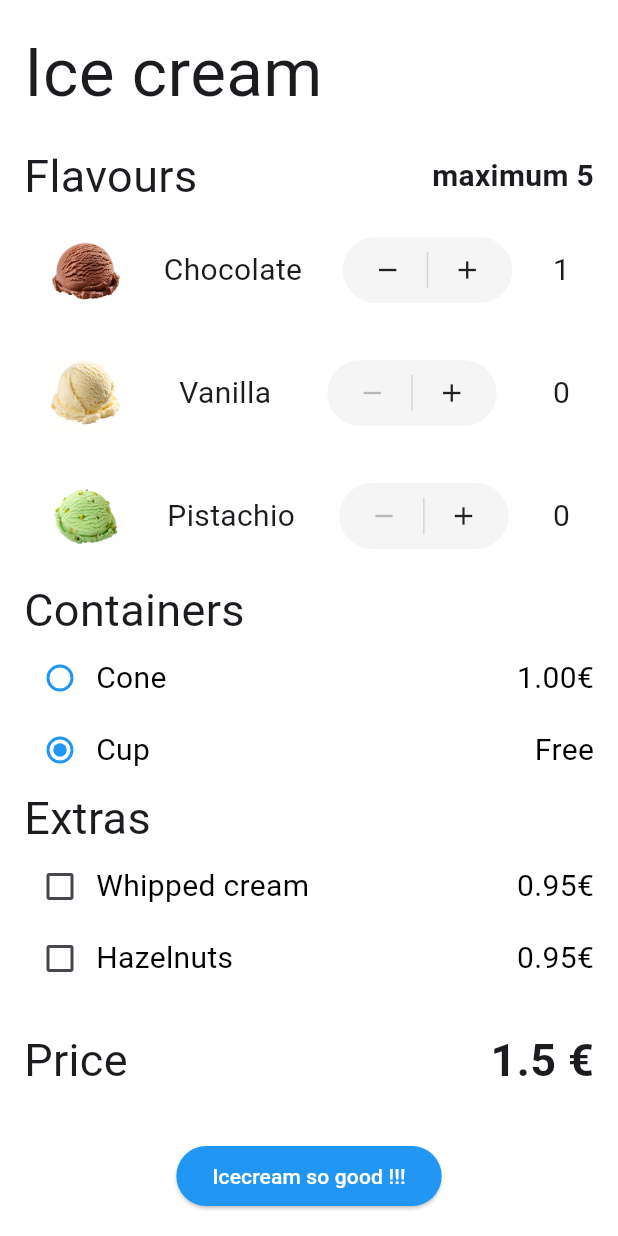
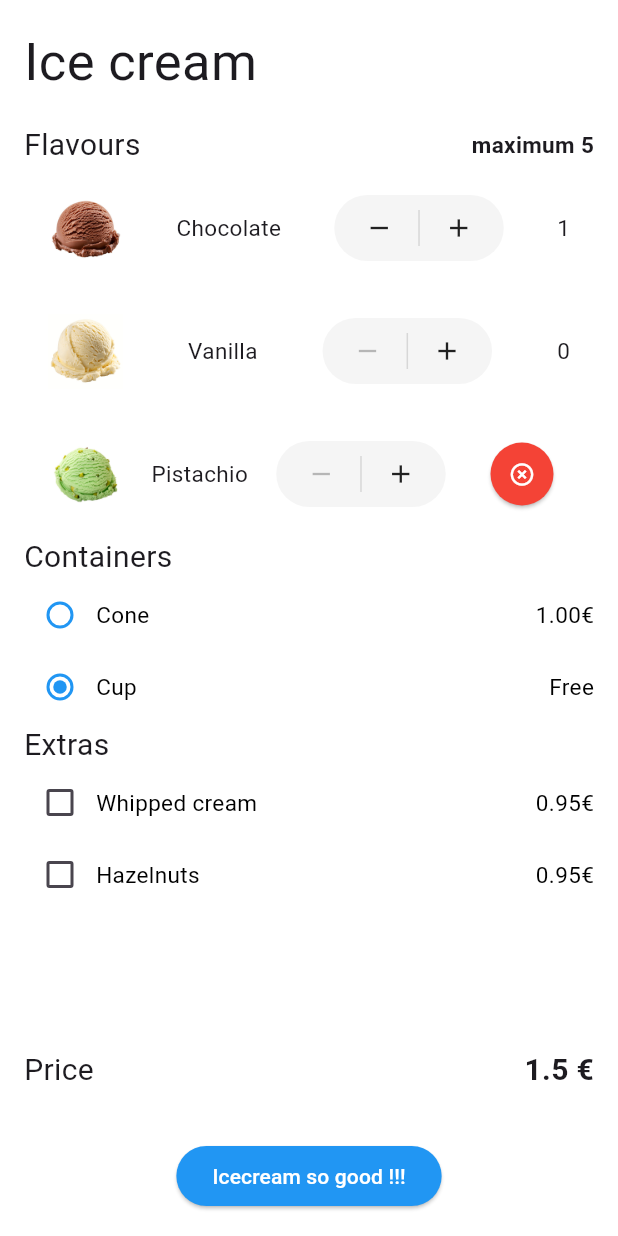
Before and after one commit to lukameunier/ice-cream, a Flutter app: the screen it shows after launch, after a tap on the "add" icon, on a phone screen of 412 x 824 dp. Run offline on Flutter 3.47's test engine with Material 3 defaults, Android fonts, the phone set to English and light mode, and no system bars; our stand-ins replace get_it.

Commit message:
feat(presenter): fix the ui to show the button when scoop need to be refill

```diff
--- a/lib/main.dart
+++ b/lib/main.dart
@@ -24,7 +24,7 @@ class MyApp extends StatelessWidget {
   Widget build(BuildContext context) {
     return MaterialApp(
       debugShowCheckedModeBanner: false,
-      title: 'Flutter Demo',
+      title: 'Icecream Factory',
       theme: ThemeData(
         colorScheme: .fromSeed(seedColor: Colors.deepPurple),
       ),
--- a/lib/presenters/home_page_presenter.dart
+++ b/lib/presenters/home_page_presenter.dart
@@ -46,9 +46,7 @@ class HomePagePresenter extends ChangeNotifier {
   }
 
   void addScoop(String flavourId) {
-    if (!canAddScoop) return;
-    final flavour = flavours.firstWhere((f) => f.id == flavourId);
-    if (flavour.isEmpty) return;
+    if (!canAddScoopForFlavour(flavourId)) return;
 
     _selectedScoops[flavourId] = getScoopCount(flavourId) + 1;
     notifyListeners();
@@ -107,4 +105,16 @@ class HomePagePresenter extends ChangeNotifier {
     if (value == null) return;
     selectContainer(value);
   }
+
+  int getAvailableScoops(String flavourId) {
+    final flavour = flavours.firstWhere((f) => f.id == flavourId);
+    final selected = getScoopCount(flavourId);
+
+    return flavour.availableScoops - selected;
+  }
+
+  bool canAddScoopForFlavour(String flavourId) {
+    return getAvailableScoops(flavourId) > 0 && canAddScoop;
+  }
+
 }
--- a/lib/views/pages/home_page_widget.dart
+++ b/lib/views/pages/home_page_widget.dart
@@ -15,6 +15,10 @@ class HomePageWidget extends StatelessWidget {
 
     final enabled = presenter.totalScoops > 0;
 
+    final double fontSizeTitle = 35;
+    final double fontSizeMedium = 20;
+    final double fontSizeText = 15;
+
     return Scaffold(
       backgroundColor: Colors.white,
       body: SafeArea(
@@ -23,31 +27,31 @@ class HomePageWidget extends StatelessWidget {
           child: Column(
             crossAxisAlignment: CrossAxisAlignment.start,
             children: [
-              Text("Ice cream", style: TextStyle(fontSize: 45)),
+              Text("Ice cream", style: TextStyle(fontSize: fontSizeTitle)),
 
               const SizedBox(height: 16),
 
               Row(
                 mainAxisAlignment: MainAxisAlignment.spaceBetween,
                 children: [
-                  const Text(
+                  Text(
                     "Flavours",
-                    style: TextStyle(fontSize: 30),
+                    style: TextStyle(fontSize: fontSizeMedium),
                     textAlign: TextAlign.start,
                   ),
                   presenter.canAddScoop
-                      ? const Text(
+                      ? Text(
                           "maximum 5",
                           style: TextStyle(
-                            fontSize: 20,
+                            fontSize: fontSizeText,
                             fontWeight: FontWeight.bold,
                           ),
                           textAlign: TextAlign.end,
                         )
-                      : const Text(
+                      : Text(
                           "Too many scooped",
                           style: TextStyle(
-                            fontSize: 20,
+                            fontSize: fontSizeText,
                             fontWeight: FontWeight.bold,
                             color: Colors.red,
                           ),
@@ -73,7 +77,7 @@ class HomePageWidget extends StatelessWidget {
 
               Text(
                 "Containers",
-                style: TextStyle(fontSize: 30),
+                style: TextStyle(fontSize: fontSizeMedium),
                 textAlign: TextAlign.start,
               ),
 
@@ -106,7 +110,7 @@ class HomePageWidget extends StatelessWidget {
                                   ? "Cone"
                                   : "Cup",
                               style: TextStyle(
-                                fontSize: 20,
+                                fontSize: fontSizeText,
                                 color: enabled ? Colors.black : Colors.grey,
                               ),
                             ),
@@ -116,7 +120,7 @@ class HomePageWidget extends StatelessWidget {
                                   ? "${container.price.toStringAsFixed(2)}€"
                                   : "Free",
                               style: TextStyle(
-                                fontSize: 20,
+                                fontSize: fontSizeText,
                                 color: enabled ? Colors.black : Colors.grey,
                               ),
                             ),
@@ -129,7 +133,7 @@ class HomePageWidget extends StatelessWidget {
 
               Text(
                 "Extras",
-                style: TextStyle(fontSize: 30),
+                style: TextStyle(fontSize: fontSizeMedium),
                 textAlign: TextAlign.start,
               ),
               Column(
@@ -150,13 +154,13 @@ class HomePageWidget extends StatelessWidget {
                 children: [
                   Text(
                     "Price",
-                    style: TextStyle(fontSize: 30),
+                    style: TextStyle(fontSize: fontSizeMedium),
                     textAlign: TextAlign.start,
                   ),
                   Expanded(child: const SizedBox()),
                   Text(
                     "${presenter.totalPrice.toString()} €",
-                    style: TextStyle(fontSize: 30, fontWeight: FontWeight.bold),
+                    style: TextStyle(fontSize: fontSizeMedium, fontWeight: FontWeight.bold),
                     textAlign: TextAlign.start,
                   ),
                 ],
--- a/lib/views/widgets/extras_widget.dart
+++ b/lib/views/widgets/extras_widget.dart
@@ -17,6 +17,9 @@ class ExtrasWidget extends StatelessWidget {
 
   @override
   Widget build(BuildContext context) {
+
+    final double fontSize = 15;
+
     final presenter = context.watch<HomePagePresenter>();
     final isEnabled = presenter.totalScoops > 0;
 
@@ -30,7 +33,7 @@ class ExtrasWidget extends StatelessWidget {
         Text(
           extrasName,
           style: TextStyle(
-            fontSize: 20,
+            fontSize: fontSize,
             color: isEnabled ? Colors.black : Colors.grey,
           ),
         ),
@@ -38,7 +41,7 @@ class ExtrasWidget extends StatelessWidget {
         Text(
           "${price.toStringAsFixed(2)}€",
           style: TextStyle(
-            fontSize: 20,
+            fontSize: fontSize,
             color: isEnabled ? Colors.black : Colors.grey,
           ),
         ),
--- a/lib/views/widgets/flavours_widget.dart
+++ b/lib/views/widgets/flavours_widget.dart
@@ -20,6 +20,8 @@ class FlavoursWidget extends StatelessWidget {
   Widget build(BuildContext context) {
     final presenter = context.watch<HomePagePresenter>();
 
+    final double fontSize = 15;
+
     return Padding(
       padding: const EdgeInsets.all(16.0),
       child: Column(
@@ -29,12 +31,24 @@ class FlavoursWidget extends StatelessWidget {
             mainAxisAlignment: MainAxisAlignment.spaceBetween,
             children: [
               Image(image: AssetImage("${"assets/"}$imagePath"), height: 50),
-              Text(flavourName, style: TextStyle(fontSize: 20)),
+              Text(flavourName, style: TextStyle(fontSize: fontSize)),
               ButtonWidget(flavourId: flavourId),
-              Text(
-                presenter.getScoopCount(flavourId).toString(),
-                style: TextStyle(fontSize: 20),
-              ),
+
+              presenter.getAvailableScoops(flavourId) > 0
+                ? Text(
+                    presenter.getScoopCount(flavourId).toString(),
+                    style: TextStyle(fontSize: fontSize),
+                  )
+                : ElevatedButton(
+                    style: ElevatedButton.styleFrom(
+                      backgroundColor: Colors.red,
+                      foregroundColor: Colors.white,
+                      shape: CircleBorder(),
+                      padding: EdgeInsets.all(12),
+                    ),
+                    onPressed: () {},
+                    child: Icon(Icons.highlight_off),
+                  ),
             ],
           ),
         ],
```
